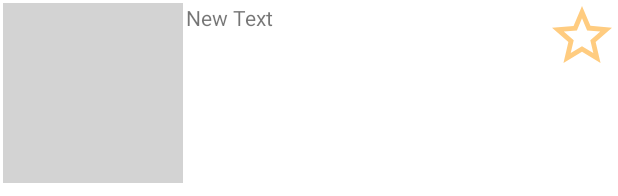
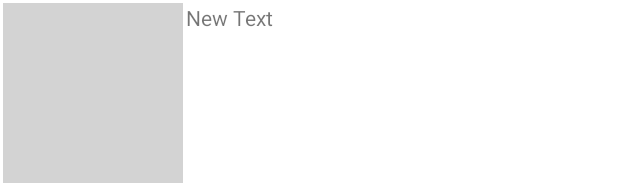
Before and after one commit to m-bambara/QA_App, an Android app: the layout list_question_detail.xml on its own in the app's theme, with its tools: preview values and no code run, on a phone screen of 412 x 824 dp. Shown: the top 196 px of the screen. Run offline under Robolectric (Android 15) with nearby library versions, the phone set to English and light mode, and no system bars.

Commit message:
★を画像で切りかえ ★を押したときの挙動を実装

```diff
--- a/app/src/main/java/jp/techacademy/motoyoshi/qa_app/Question.kt
+++ b/app/src/main/java/jp/techacademy/motoyoshi/qa_app/Question.kt
@@ -10,7 +10,7 @@ class Question(
     val uid: String,
     val questionUid: String,
     val genre: Int,
-    val favorite: String,
+    var favorite: String,
     bytes: ByteArray,
     val answers: ArrayList<Answer>
 ) : Serializable {
--- a/app/src/main/res/drawable/ic_star.xml
+++ /dev/null
@@ -1,5 +0,0 @@
-<vector android:height="24dp" android:tint="#000000"
-    android:viewportHeight="24" android:viewportWidth="24"
-    android:width="24dp" xmlns:android="http://schemas.android.com/apk/res/android">
-    <path android:fillColor="@android:color/white" android:pathData="M12,17.27L18.18,21l-1.64,-7.03L22,9.24l-7.19,-0.61L12,2 9.19,8.63 2,9.24l5.46,4.73L5.82,21z"/>
-</vector>
--- a/app/src/main/res/drawable/ic_star_border.xml
+++ /dev/null
@@ -1,5 +0,0 @@
-<vector android:height="24dp" android:tint="#000000"
-    android:viewportHeight="24" android:viewportWidth="24"
-    android:width="24dp" xmlns:android="http://schemas.android.com/apk/res/android">
-    <path android:fillColor="@android:color/white" android:pathData="M22,9.24l-7.19,-0.62L12,2 9.19,8.63 2,9.24l5.46,4.73L5.82,21 12,17.27 18.18,21l-1.63,-7.03L22,9.24zM12,15.4l-3.76,2.27 1,-4.28 -3.32,-2.88 4.38,-0.38L12,6.1l1.71,4.04 4.38,0.38 -3.32,2.88 1,4.28L12,15.4z"/>
-</vector>
--- a/app/src/main/res/layout/list_question_detail.xml
+++ b/app/src/main/res/layout/list_question_detail.xml
@@ -34,14 +34,14 @@
         android:text="Small Text"
         android:textAppearance="?android:attr/textAppearanceSmall" />
 
-    <ImageView
-        android:id="@+id/favoriteImageView"
-        android:layout_width="48dp"
-        android:layout_height="48dp"
-        android:src="@drawable/ic_star_border"
-        app:tint="@color/orange_200"
-        android:layout_alignParentRight="true"
-        android:layout_alignParentTop="true"
-        tools:ignore="ContentDescription,ImageContrastCheck" />
+<!--    <ImageView-->
+<!--        android:id="@+id/favoriteImageView"-->
+<!--        android:layout_width="48dp"-->
+<!--        android:layout_height="48dp"-->
+<!--        android:src="@drawable/ic_star_border"-->
+<!--        app:tint="@color/orange_200"-->
+<!--        android:layout_alignParentRight="true"-->
+<!--        android:layout_alignParentTop="true"-->
+<!--        tools:ignore="ContentDescription,ImageContrastCheck" />-->
 
 </RelativeLayout>
```
Also changed, not shown: app/src/main/java/jp/techacademy/motoyoshi/qa_app/QuestionDetailActivity.kt (+62 -4 lines), app/src/main/java/jp/techacademy/motoyoshi/qa_app/QuestionDetailListAdapter.kt (+0 -18 lines), app/src/main/res/layout/activity_question_detail.xml (+19 -1 lines), app/src/main/java/jp/techacademy/motoyoshi/qa_app/Const.kt (line endings or trailing spaces).
